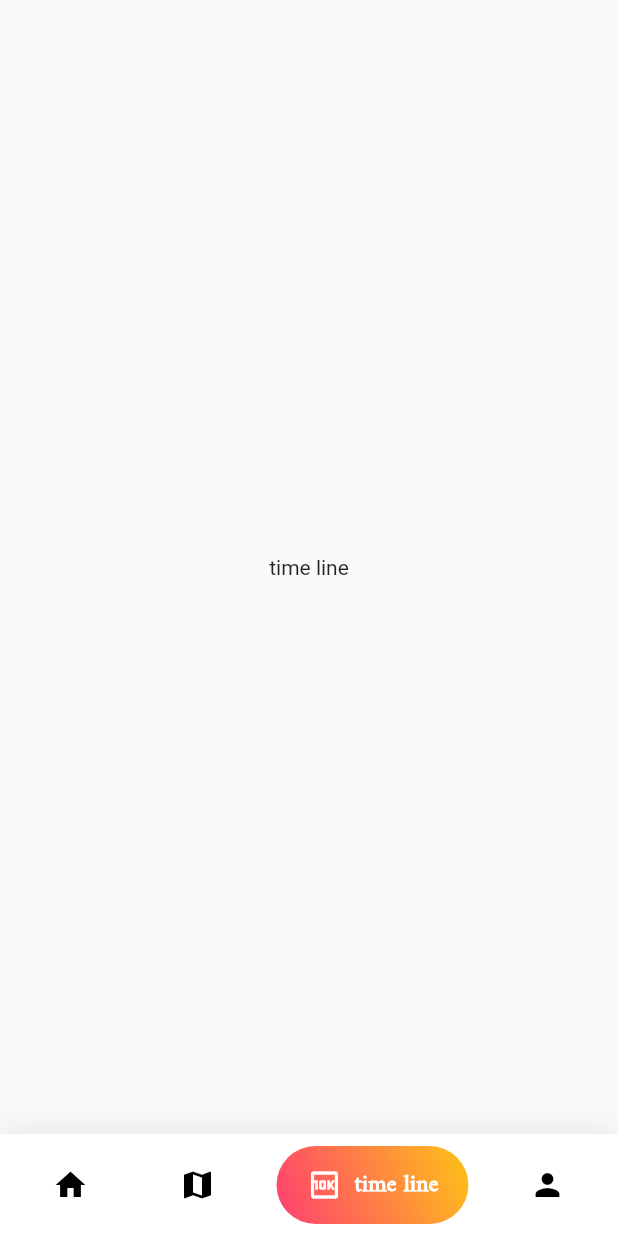
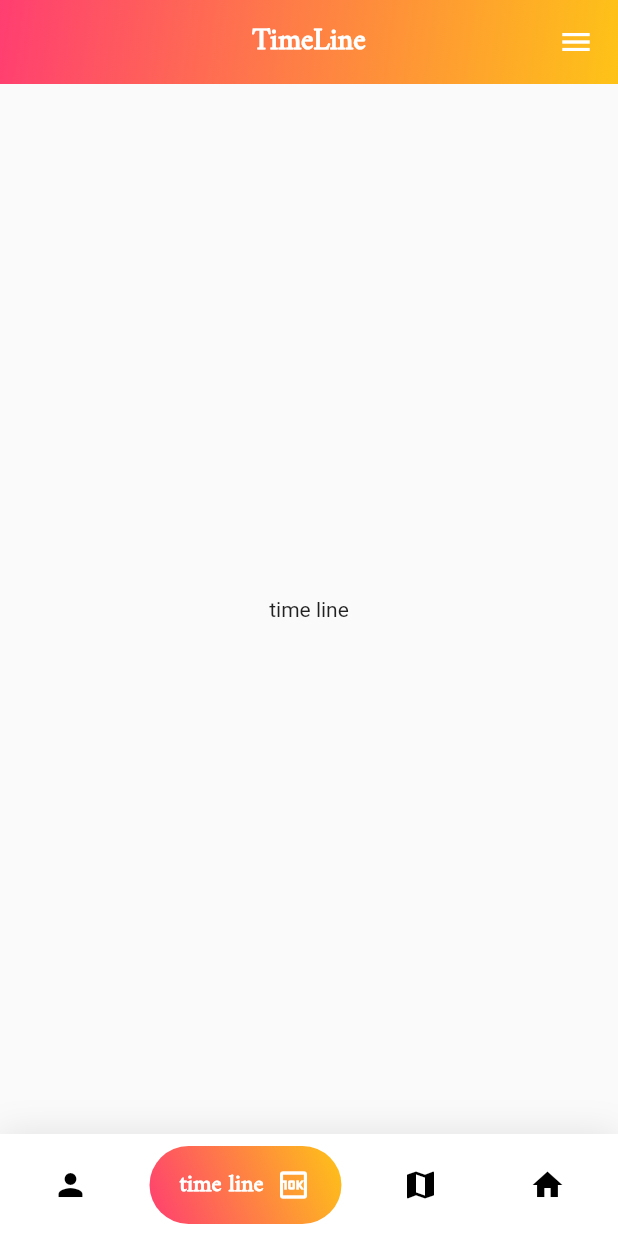
Before and after one commit to oqbahdx/hand-made-new, a Flutter app: the screen it shows after launch, item 3 of the bottom bar chosen, on a phone screen of 412 x 824 dp. Run offline on Flutter 3.47's test engine with Material 2 defaults, Android fonts, the phone set to English and light mode, and no system bars; drawn by our look-alikes of google_nav_bar; our stand-ins replace flutter_bloc, google_maps_flutter, smooth_page_indicator.

Commit message:
add drawer and some styles

```diff
--- a/lib/main.dart
+++ b/lib/main.dart
@@ -1,6 +1,9 @@
 import 'package:flutter/material.dart';
+import 'package:flutter_bloc/flutter_bloc.dart';
+import 'package:hand_made_new/screens/home/map.dart';
 import 'package:hand_made_new/screens/home/start.dart';
 import 'package:hand_made_new/screens/intro/onBoarding.dart';
+import 'package:hand_made_new/state_management/cubit.dart';
 
 
 void main(){
@@ -12,17 +15,23 @@ void main(){
 }
 
 class MyApp extends StatelessWidget {
-  const MyApp({Key? key}) : super(key: key);
+
 
   @override
   Widget build(BuildContext context) {
-    return MaterialApp(
+    return MultiBlocProvider(
+      providers: [
+        BlocProvider(create: (context)=>HandCubit())
+      ],
+      child: MaterialApp(
         debugShowCheckedModeBanner: false,
         initialRoute: StartPage.id,
         routes: {
           OnBoarding.id:(context)=>OnBoarding(),
           StartPage.id:(context)=>StartPage(),
+          MapPage.id:(context)=>MapPage(),
         },
+      ),
     );
   }
 }
--- a/lib/screens/home/families_list.dart
+++ b/lib/screens/home/families_list.dart
@@ -2,7 +2,7 @@ import 'package:flutter/material.dart';
 
 
 class FamiliesList extends StatefulWidget {
-  const FamiliesList({Key? key}) : super(key: key);
+
 
   @override
   _FamiliesListState createState() => _FamiliesListState();
--- a/lib/screens/home/profile.dart
+++ b/lib/screens/home/profile.dart
@@ -2,7 +2,7 @@ import 'package:flutter/material.dart';
 
 
 class Profile extends StatefulWidget {
-  const Profile({Key? key}) : super(key: key);
+
 
   @override
   _ProfileState createState() => _ProfileState();
--- a/lib/screens/home/start.dart
+++ b/lib/screens/home/start.dart
@@ -1,30 +1,47 @@
 import 'package:flutter/material.dart';
-
-import 'package:hand_made_new/screens/home/families_list.dart';
+import 'package:flutter_bloc/flutter_bloc.dart';
 import 'package:hand_made_new/screens/home/profile.dart';
 import 'package:hand_made_new/screens/home/time_line.dart';
+import 'package:hand_made_new/state_management/cubit.dart';
+import 'package:hand_made_new/state_management/states.dart';
+import 'package:hand_made_new/widgets/app_bar.dart';
+import 'package:hand_made_new/widgets/drawer_widget.dart';
 import 'package:hand_made_new/widgets/start_widget.dart';
 
+import 'families_list.dart';
 import 'map.dart';
 
 class StartPage extends StatefulWidget {
   static String id = "StartPage";
-
-  const StartPage({Key? key}) : super(key: key);
 
   @override
   _StartPageState createState() => _StartPageState();
 }
 
 class _StartPageState extends State<StartPage> {
+  int currentIndex = 1;
   List<Widget> homePages = [FamiliesList(), MapPage(), TimeLine(), Profile()];
-  int _selectedIndex = 1;
-
+  List<String> titles = ['Families List','Map','TimeLine','Account'];
   @override
   Widget build(BuildContext context) {
-    return Scaffold(
+    return BlocProvider(
+      create: (context)=>HandCubit(),
+      child: BlocConsumer<HandCubit,HandMadeState>(
+        listener: (context,state){},
+        builder: (context,state){
+         return Directionality(
+           textDirection: TextDirection.rtl,
+           child: Scaffold(
+             appBar: appBarWidget(
+               title: Text(titles[HandCubit.get(context).pageIndex],style: TextStyle(
+                 fontWeight: FontWeight.bold,
+                 fontFamily: 'Amiri'
+               ),),
+               elevation: 0.0,
+               action: Container()
+             ),
                body: Center(
-          child: homePages.elementAt(_selectedIndex),
+                 child: homePages.elementAt(HandCubit.get(context).pageIndex),
                ),
                bottomNavigationBar: Container(
                    decoration: BoxDecoration(
@@ -40,33 +57,23 @@ class _StartPageState extends State<StartPage> {
                      child: Padding(
                          padding:
                          const EdgeInsets.symmetric(horizontal: 15.0, vertical: 8),
-                child:startBottomNav(
-                  index: _selectedIndex,
+                         child: startBottomNav(
+                             index: HandCubit.get(context).pageIndex,
                              function: (index){
-                    setState(() {
-                      _selectedIndex = index;
-                    });
+                               HandCubit.get(context).changeIndex(index);
                              },
                                gButton: [
+                               gButtonNav(icon: Icons.home, text: 'home'),
+                               gButtonNav(icon: Icons.map, text: 'map'),
                                gButtonNav(
-                      icon: Icons.home,
-                      text:'home'
+                                   icon: Icons.ten_k_outlined, text: 'time line'),
+                               gButtonNav(icon: Icons.person, text: 'profile'),
+                             ])),
+                   )),drawer: drawerBuild(),),
+         );
+        },
+
       ),
-                    gButtonNav(
-                        icon: Icons.map,
-                        text:'map'
-                    ),
-                    gButtonNav(
-                        icon: Icons.ten_k_outlined,
-                        text:'time line'
-                    ),
-                    gButtonNav(
-                        icon: Icons.person,
-                        text:'profile'
-                    ),
-                  ]
-                )
-              ),
-            )));
+    );
   }
 }
--- a/lib/screens/home/time_line.dart
+++ b/lib/screens/home/time_line.dart
@@ -2,7 +2,7 @@ import 'package:flutter/material.dart';
 
 
 class TimeLine extends StatefulWidget {
-  const TimeLine({Key? key}) : super(key: key);
+
 
   @override
   _TimeLineState createState() => _TimeLineState();
--- a/lib/screens/intro/onBoarding.dart
+++ b/lib/screens/intro/onBoarding.dart
@@ -6,7 +6,7 @@ import 'package:smooth_page_indicator/smooth_page_indicator.dart';
 class OnBoarding extends StatefulWidget {
   static String id = "OnBoarding";
 
-  const OnBoarding({Key? key}) : super(key: key);
+
 
   @override
   _OnBoardingState createState() => _OnBoardingState();
@@ -30,7 +30,7 @@ class _OnBoardingState extends State<OnBoarding> {
   ];
 
    PageController pageController = PageController();
-  late bool isLast;
+   bool isLast;
 
   @override
   Widget build(BuildContext context) {
@@ -38,7 +38,6 @@ class _OnBoardingState extends State<OnBoarding> {
       backgroundColor: Colors.white,
       appBar: appBarWidget(
         elevation: 0.0,
-        color: Colors.white,
         action: TextButton(onPressed: (){}, child:Text(
           'close',style: TextStyle(
           fontSize: 18,
--- a/lib/screens/intro/splash.dart
+++ b/lib/screens/intro/splash.dart
@@ -1,7 +1,7 @@
 import 'package:flutter/material.dart';
 
 class Splash extends StatefulWidget {
-  const Splash({Key? key}) : super(key: key);
+
 
   @override
   _SplashState createState() => _SplashState();
--- /dev/null
+++ b/lib/state_management/cubit.dart
@@ -0,0 +1,16 @@
+import 'package:flutter_bloc/flutter_bloc.dart';
+import 'package:hand_made_new/state_management/states.dart';
+
+
+class HandCubit extends Cubit<HandMadeState> {
+  HandCubit() : super(HandInitialState());
+
+  static HandCubit get(context) => BlocProvider.of(context);
+
+  int pageIndex = 1;
+
+  changeIndex(int index) {
+    pageIndex = index;
+    emit(HandChangeButtonNavState());
+  }
+}
--- /dev/null
+++ b/lib/state_management/states.dart
@@ -0,0 +1,11 @@
+abstract class HandMadeState {}
+
+class HandInitialState extends HandMadeState{}
+class HandLoadingState extends HandMadeState{}
+class HandSuccessState extends HandMadeState{}
+class HandErrorState extends HandMadeState{
+   final String error;
+  HandErrorState(this.error);
+}
+
+class HandChangeButtonNavState extends HandMadeState {}
--- a/lib/widgets/app_bar.dart
+++ b/lib/widgets/app_bar.dart
@@ -1,15 +1,26 @@
 import 'package:flutter/material.dart';
 
 
-PreferredSizeWidget appBarWidget({Widget? title,
-   double? elevation, Widget? action,
-   Color? color, Widget? flexible}){
+PreferredSizeWidget appBarWidget({Widget title,
+   double elevation, Widget action,
+    }){
   return AppBar(
     title: title,
     centerTitle: true,
     elevation: elevation,
-    actions: [action!],
-    backgroundColor: color,
-    flexibleSpace: flexible,
+    actions: [action],
+
+    flexibleSpace: Container(
+      decoration: BoxDecoration(
+        gradient: LinearGradient(
+          colors: [
+            Color(0xFFFF3E71),
+            Color(0xFFFEC317),
+          ],
+          begin: Alignment.topLeft,
+          end: Alignment.bottomRight
+        )
+      ),
+    ),
   );
 }
--- /dev/null
+++ b/lib/widgets/drawer_widget.dart
@@ -0,0 +1,33 @@
+import 'package:flutter/material.dart';
+import 'package:hand_made_new/components/containters.dart';
+import 'package:hand_made_new/styles/colors.dart';
+
+
+Drawer drawerBuild(){
+  return Drawer(
+
+   child:Column(
+
+     children: [
+       SizedBox(height: 100,),
+       Divider(),
+       GridView(
+
+         children: [
+
+           containerBuildTap(text: 'Add Product',onTap:(){}),
+           containerBuildTap(text: 'Favorite',onTap: (){}),
+           containerBuildTap(text: 'Contact Us',onTap: (){}),
+         ],
+         shrinkWrap: true, gridDelegate: SliverGridDelegateWithFixedCrossAxisCount(
+         crossAxisCount: 2,
+         childAspectRatio: 3/2,
+         crossAxisSpacing: 5.0,
+       ),
+
+       )
+     ],
+   )
+
+  );
+}
--- a/lib/widgets/start_widget.dart
+++ b/lib/widgets/start_widget.dart
@@ -1,7 +1,7 @@
 import 'package:flutter/material.dart';
 import 'package:google_nav_bar/google_nav_bar.dart';
 
-Widget startBottomNav({List<GButton>? gButton,int? index,Function(int)? function}) {
+Widget startBottomNav({List<GButton> gButton,int index,Function(int) function}) {
   return GNav(
     rippleColor: Colors.grey,
     hoverColor: Color(0xFFF15B5D),
@@ -11,19 +11,19 @@ Widget startBottomNav({List<GButton>? gButton,int? index,Function(int)? function
     padding: EdgeInsets.symmetric(horizontal: 20, vertical: 12),
     duration: Duration(milliseconds: 400),
     tabBackgroundColor: Color(0xFFF15B5D),
-    tabs: gButton!,
-    selectedIndex: index!,
-    onTabChange: function!,
+    tabs: gButton,
+    selectedIndex: index,
+    onTabChange: function
   );
 }
 
 GButton gButtonNav({
-  IconData? icon,
-  String? text,
+  IconData icon,
+  String text,
 }) {
   return GButton(
-    icon: icon!,
-    text: text!,
+    icon: icon,
+    text: text,
     textStyle: TextStyle(
         fontSize: 16,
         fontFamily: 'Amiri',
--- a/pubspec.yaml
+++ b/pubspec.yaml
@@ -8,13 +8,15 @@ publish_to: 'none' # Remove this line if you wish to publish to pub.dev
 version: 1.0.0+1
 
 environment:
-  sdk: ">=2.12.0 <3.0.0"
+  sdk: ">=2.11.0 <3.0.0"
 
 
 dependencies:
   introduction_screen: ^2.1.0
   smooth_page_indicator: ^1.0.0+2
   google_nav_bar: ^5.0.5
+  flutter_bloc: ^7.3.0
+  google_maps_flutter: ^2.0.11
   flutter:
     sdk: flutter
 
```
Also changed, not shown: lib/components/containters.dart (added, +28 -0 lines), lib/screens/home/map.dart (+13 -2 lines), lib/styles/colors.dart (added, +7 -0 lines), lib/styles/fonts.dart (added, +10 -0 lines), pubspec.lock, 4 other files. Lines whose indentation alone changed are shown as unchanged.
